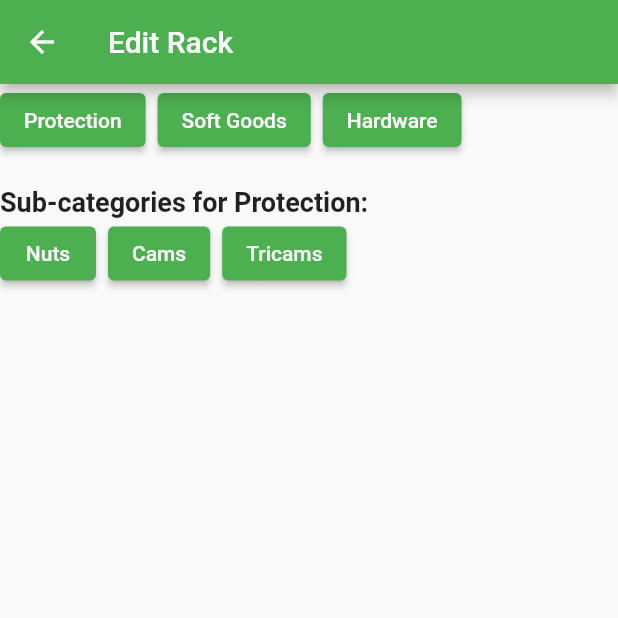
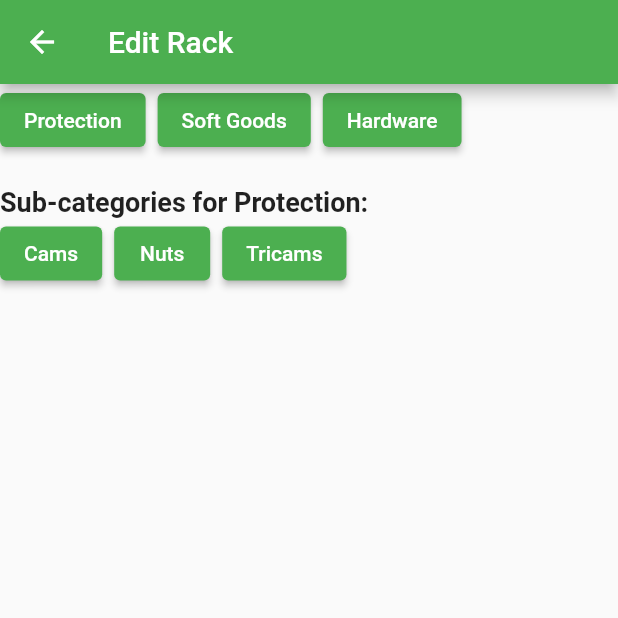
Before and after one commit to marktorrescoding/TrackMyRack, a Flutter app: the EditRackPage screen opened directly, after a tap on "Protection", on a phone screen of 412 x 824 dp, the top half of it. Run offline on Flutter 3.47's test engine with Material 2 defaults, Android fonts, the light colour scheme and no system bars; our stand-ins replace sqflite; accounts and stored records are empty.

Commit message:
brands things sorta working

```diff
--- a/TrackMyRack/lib/pages/database_helper.dart
+++ b/TrackMyRack/lib/pages/database_helper.dart
@@ -26,7 +26,7 @@ class DatabaseHelper {
       path,
       version: 1,
       onCreate: (db, version) async {
-        await db.execute('CREATE TABLE your_table_name (id INTEGER PRIMARY KEY, category TEXT, item TEXT, name TEXT, details TEXT, manufacturedDate TEXT, strength TEXT)');
+        await db.execute('CREATE TABLE your_table_name (id INTEGER PRIMARY KEY, category TEXT, subCategory TEXT, item TEXT, brand TEXT, name TEXT, details TEXT, manufacturedDate TEXT, strength TEXT)');
 
         // Create other tables if needed
       },
@@ -41,7 +41,9 @@ class DatabaseHelper {
 
 class Gear {
   String category;
+  String subCategory;
   String item;
+  String brand;
   String name;
   String details;
   String manufacturedDate;
@@ -49,7 +51,9 @@ class Gear {
 
   Gear(
       this.category,
+      this.subCategory,
       this.item,
+      this.brand,
       this.name,
       this.details,
       this.manufacturedDate,
@@ -59,7 +63,9 @@ class Gear {
   Map<String, dynamic> toMap() {
     return {
       'category': category,
+      'subCategory': subCategory,
       'item': item,
+      'brand': brand,
       'name': name,
       'details': details,
       'manufacturedDate': manufacturedDate,
--- a/TrackMyRack/lib/pages/edit_rack_page.dart
+++ b/TrackMyRack/lib/pages/edit_rack_page.dart
@@ -9,28 +9,58 @@ class EditRackPage extends StatefulWidget {
 class _EditRackPageState extends State<EditRackPage> {
   final dbHelper = DatabaseHelper();
   String? selectedCategory;
+  String? selectedSubCategory;
   String? selectedItem;
+  String? selectedBrand;
   TextEditingController nameController = TextEditingController();
   TextEditingController detailsController = TextEditingController();
   TextEditingController manufacturedDateController = TextEditingController();
   TextEditingController strengthController = TextEditingController();
 
-  final Map<String, List<String>> categories = {
-    'Protection': ['Nuts', 'Cams', 'Tricams'],
-    'Soft Goods': ['Slings', 'Loops'],
-    'Hardware': ['Carabiner', 'Quick draw'],
-    // Add more categories and sub-categories here...
+  final Map<String, Map<String, List<String>>> categories = {
+    'Protection': {
+      'Cams': ['Brand 1', 'Brand 2', 'Brand 3'],
+      'Nuts': ['Brand 1', 'Brand 2', 'Brand 3'],
+      'Tricams': ['Brand 1', 'Brand 2', 'Brand 3'],
+    },
+    'Soft Goods': {
+      'Slings': ['Brand 1', 'Brand 2', 'Brand 3'],
+      'Loops': ['Brand 1', 'Brand 2', 'Brand 3'],
+    },
+    'Hardware': {
+      'Carabiner': ['Brand 1', 'Brand 2', 'Brand 3'],
+      'Quick draw': ['Brand 1', 'Brand 2', 'Brand 3'],
+    },
+    // Add more categories, sub-categories, and brands here...
   };
 
   void selectCategory(String category) {
     setState(() {
       selectedCategory = category;
+      selectedSubCategory = null;
+      selectedItem = null;
+      selectedBrand = null;
+    });
+  }
+
+  void selectSubCategory(String subCategory) {
+    setState(() {
+      selectedSubCategory = subCategory;
+      selectedItem = null;
+      selectedBrand = null;
     });
   }
 
   void selectItem(String item) {
     setState(() {
       selectedItem = item;
+      selectedBrand = null;
+    });
+  }
+
+  void selectBrand(String brand) {
+    setState(() {
+      selectedBrand = brand;
     });
     _showGearEntryDialog();
   }
@@ -75,7 +105,9 @@ class _EditRackPageState extends State<EditRackPage> {
                 // Create a Gear instance
                 Gear gear = Gear(
                   selectedCategory!,
+                  selectedSubCategory!,
                   selectedItem!,
+                  selectedBrand!,
                   name,
                   details,
                   manufacturedDate,
@@ -130,7 +162,8 @@ class _EditRackPageState extends State<EditRackPage> {
               );
             }).toList(),
           ),
-          if (selectedCategory != null) ...[
+          if (selectedCategory != null && categories[selectedCategory!] != null)
+            ...[
               SizedBox(height: 20.0), // Add some spacing
               Text(
                 'Sub-categories for $selectedCategory:',
@@ -139,7 +172,28 @@ class _EditRackPageState extends State<EditRackPage> {
               Wrap(
                 spacing: 8.0, // gap between adjacent chips
                 runSpacing: 4.0, // gap between lines
-              children: categories[selectedCategory]!.map((String item) {
+                children: categories[selectedCategory!]!.keys
+                    .map((String subCategory) {
+                  return ElevatedButton(
+                    child: Text(subCategory),
+                    onPressed: () => selectSubCategory(subCategory),
+                  );
+                }).toList(),
+              ),
+            ],
+          if (selectedSubCategory != null &&
+              categories[selectedCategory!]![selectedSubCategory!] != null)
+            ...[
+              SizedBox(height: 20.0), // Add some spacing
+              Text(
+                'Items for $selectedSubCategory:',
+                style: TextStyle(fontSize: 18.0, fontWeight: FontWeight.bold),
+              ),
+              Wrap(
+                spacing: 8.0, // gap between adjacent chips
+                runSpacing: 4.0, // gap between lines
+                children: categories[selectedCategory!]![selectedSubCategory!]!
+                    .map((String item) {
                   return ElevatedButton(
                     child: Text(item),
                     onPressed: () => selectItem(item),
@@ -147,6 +201,32 @@ class _EditRackPageState extends State<EditRackPage> {
                 }).toList(),
               ),
             ],
+          if (selectedItem != null &&
+              categories[selectedCategory!]![selectedSubCategory!]!
+                  .contains(selectedItem!) &&
+              categories[selectedCategory!]![selectedSubCategory!]!
+                  .indexOf(selectedItem!) >=
+                  0)
+            ...[
+              SizedBox(height: 20.0), // Add some spacing
+              Text(
+                'Brands for $selectedItem:',
+                style: TextStyle(fontSize: 18.0, fontWeight: FontWeight.bold),
+              ),
+              Wrap(
+                spacing: 8.0, // gap between adjacent chips
+                runSpacing: 4.0, // gap between lines
+                children: [
+                  for (String brand in categories[selectedCategory!]![
+                  selectedSubCategory!]!)
+                    if (brand == selectedItem)
+                      ElevatedButton(
+                        child: Text(brand),
+                        onPressed: () => selectBrand(brand),
+                      ),
+                ],
+              ),
+            ],
         ],
       ),
     );
--- a/TrackMyRack/lib/pages/gear.dart
+++ b/TrackMyRack/lib/pages/gear.dart
@@ -1,17 +1,19 @@
 class Gear {
   String category;
-  String item;
+  String subCategory;
+  String brand;
   String name;
   String details;
   String manufacturedDate;
   String strength;
 
-  Gear(this.category, this.item, this.name, this.details, this.manufacturedDate, this.strength);
+  Gear(this.category, this.subCategory, this.brand, this.name, this.details, this.manufacturedDate, this.strength);
 
   Map<String, dynamic> toMap() {
     return {
       'category': category,
-      'item': item,
+      'subCategory': subCategory,
+      'brand': brand,
       'name': name,
       'details': details,
       'manufacturedDate': manufacturedDate,
```
Also changed, not shown: TrackMyRack/lib/pages/view_my_rack_page.dart (+28 -77 lines). Lines whose indentation alone changed are shown as unchanged.
